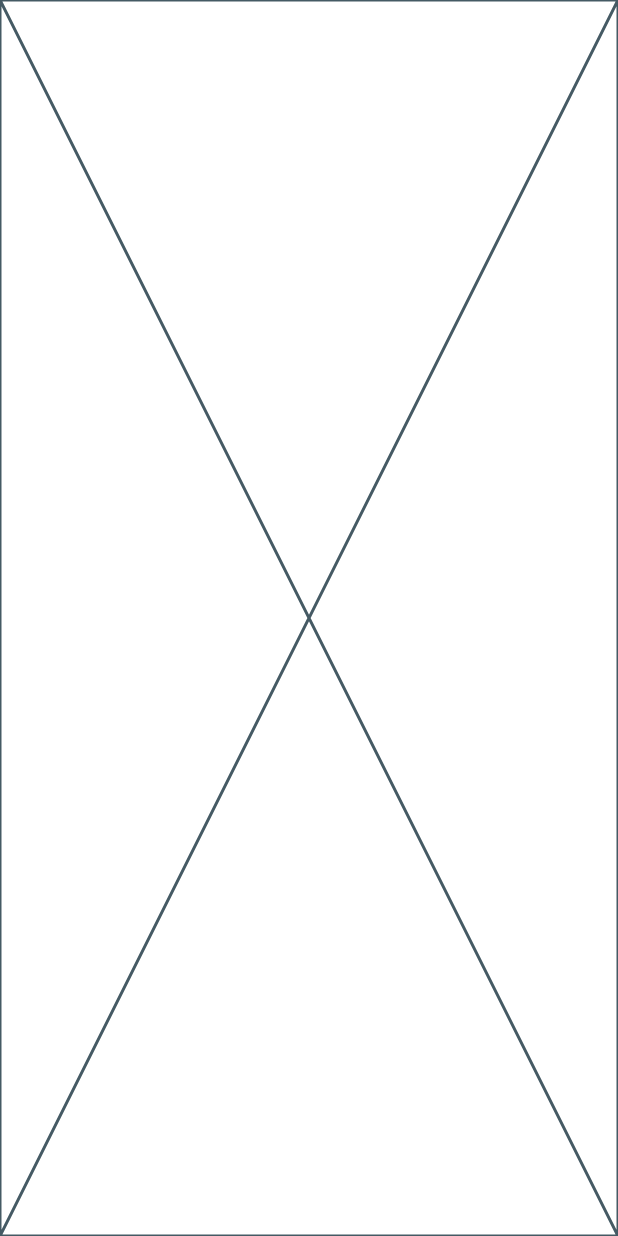
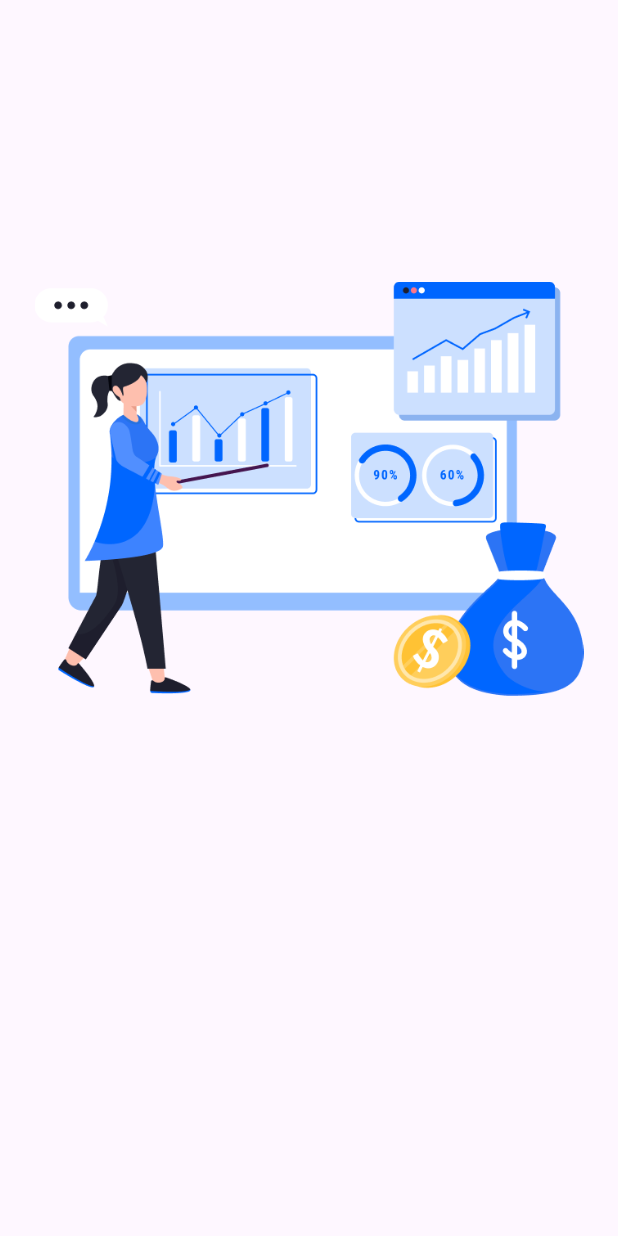
Before and after one commit to yaonekk/online_payment_app_ui, a Flutter app: the screen it shows after launch, on a phone screen of 412 x 824 dp. Run offline on Flutter 3.47's test engine with Material 3 defaults, Android fonts, the phone set to English and light mode, and no system bars.

Commit message:
images and 1st screen

```diff
--- /dev/null
+++ b/lib/features/screens/onboarding/onboarding_screen.dart
@@ -0,0 +1,29 @@
+import 'package:flutter/material.dart';
+
+class OnboardingScreen extends StatefulWidget {
+  const OnboardingScreen({super.key});
+
+  @override
+  State<OnboardingScreen> createState() => _OnboardingScreenState();
+}
+
+class _OnboardingScreenState extends State<OnboardingScreen> {
+  @override
+  Widget build(BuildContext context) {
+    // double screenWidth = MediaQuery.of(context).size.width;
+    double screenHeight = MediaQuery.of(context).size.height;
+    return Scaffold(
+      body: Center(
+        child: Padding(
+          padding: const EdgeInsets.all(23),
+          child: Column(
+            children: [
+              SizedBox(height: screenHeight * 0.2),
+              Image.asset('assets/images/intro_1.png'),
+            ],
+          ),
+        ),
+      ),
+    );
+  }
+}
--- a/lib/main.dart
+++ b/lib/main.dart
@@ -1,4 +1,5 @@
 import 'package:flutter/material.dart';
+import 'package:online_payment/features/screens/onboarding/onboarding_screen.dart';
 
 void main() {
   runApp(const MyApp());
@@ -9,6 +10,9 @@ class MyApp extends StatelessWidget {
 
   @override
   Widget build(BuildContext context) {
-    return const Placeholder();
+    return MaterialApp(
+      debugShowCheckedModeBanner: false,
+      home: OnboardingScreen(),
+    );
   }
 }
--- a/pubspec.yaml
+++ b/pubspec.yaml
@@ -58,8 +58,8 @@ flutter:
   uses-material-design: true
 
   # To add assets to your application, add an assets section, like this:
-  # assets:
-  #   - images/a_dot_burr.jpeg
+  assets:
+    - assets/images/
   #   - images/a_dot_ham.jpeg
 
   # An image asset can refer to one or more resolution-specific "variants", see
```
Also changed, not shown: assets/images/intro_1.png (renamed from assets/intro_1.png), assets/images/intro_2.png (renamed from assets/intro_2.png), assets/images/intro_3.png (renamed from assets/intro_3.png).
